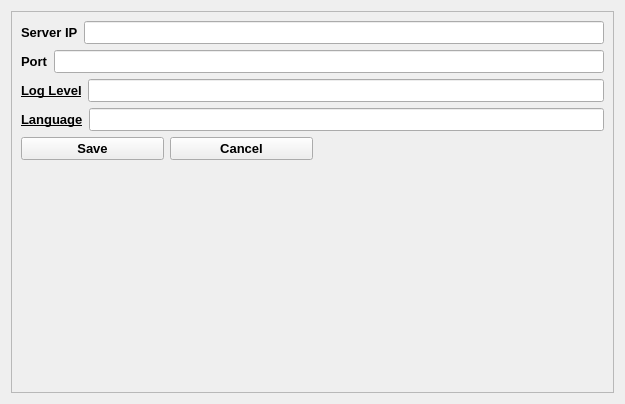
Qt form User_app/src/config/config_widget.ui (edugaidano/Little-Social-Network) before a commit.
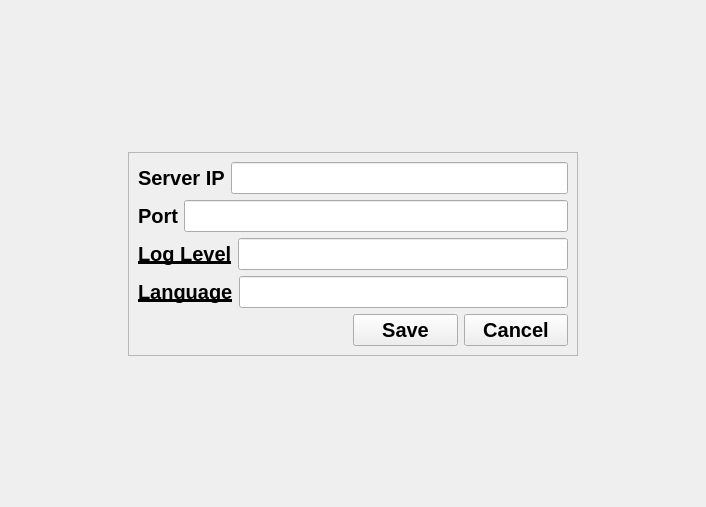
The same form after that commit.

```diff
--- a/User_app/src/config/config_widget.ui
+++ b/User_app/src/config/config_widget.ui
@@ -6,20 +6,20 @@
    <rect>
     <x>0</x>
     <y>0</y>
-    <width>625</width>
-    <height>404</height>
+    <width>706</width>
+    <height>507</height>
    </rect>
   </property>
   <property name="windowTitle">
    <string notr="true">Form</string>
   </property>
   <layout class="QGridLayout" name="gridLayout">
-   <item row="0" column="0">
+   <item row="1" column="1">
     <widget class="QFrame" name="generalFrame">
-     <property name="maximumSize">
+     <property name="minimumSize">
       <size>
-       <width>1000</width>
-       <height>16777215</height>
+       <width>450</width>
+       <height>0</height>
       </size>
      </property>
      <property name="frameShape">
@@ -36,7 +36,7 @@
           <property name="font">
            <font>
             <family>Arial</family>
-            <pointsize>10</pointsize>
+            <pointsize>15</pointsize>
             <bold>true</bold>
            </font>
           </property>
@@ -53,7 +53,7 @@
           <property name="font">
            <font>
             <family>Arial</family>
-            <pointsize>10</pointsize>
+            <pointsize>15</pointsize>
            </font>
           </property>
          </widget>
@@ -67,7 +67,7 @@
           <property name="font">
            <font>
             <family>Arial</family>
-            <pointsize>10</pointsize>
+            <pointsize>15</pointsize>
             <bold>true</bold>
            </font>
           </property>
@@ -81,7 +81,7 @@
           <property name="font">
            <font>
             <family>Arial</family>
-            <pointsize>10</pointsize>
+            <pointsize>15</pointsize>
            </font>
           </property>
          </widget>
@@ -95,7 +95,7 @@
           <property name="font">
            <font>
             <family>Arial</family>
-            <pointsize>10</pointsize>
+            <pointsize>15</pointsize>
             <bold>true</bold>
             <underline>true</underline>
            </font>
@@ -113,7 +113,7 @@
           <property name="font">
            <font>
             <family>Arial</family>
-            <pointsize>10</pointsize>
+            <pointsize>15</pointsize>
            </font>
           </property>
          </widget>
@@ -127,7 +127,7 @@
           <property name="font">
            <font>
             <family>Arial</family>
-            <pointsize>10</pointsize>
+            <pointsize>15</pointsize>
             <bold>true</bold>
             <underline>true</underline>
            </font>
@@ -145,7 +145,7 @@
           <property name="font">
            <font>
             <family>Arial</family>
-            <pointsize>10</pointsize>
+            <pointsize>15</pointsize>
            </font>
           </property>
          </widget>
@@ -154,6 +154,19 @@
       </item>
       <item>
        <layout class="QHBoxLayout" name="optionsLayout">
+        <item>
+         <spacer name="horizontalSpacer">
+          <property name="orientation">
+           <enum>Qt::Orientation::Horizontal</enum>
+          </property>
+          <property name="sizeHint" stdset="0">
+           <size>
+            <width>40</width>
+            <height>20</height>
+           </size>
+          </property>
+         </spacer>
+        </item>
         <item>
          <layout class="QHBoxLayout" name="buttonsLayout">
           <item>
@@ -167,7 +180,7 @@
             <property name="font">
              <font>
               <family>Arial</family>
-              <pointsize>10</pointsize>
+              <pointsize>15</pointsize>
               <bold>true</bold>
              </font>
             </property>
@@ -187,7 +200,7 @@
             <property name="font">
              <font>
               <family>Arial</family>
-              <pointsize>10</pointsize>
+              <pointsize>15</pointsize>
               <bold>true</bold>
              </font>
             </property>
@@ -198,37 +211,63 @@
           </item>
          </layout>
         </item>
-        <item>
-         <spacer name="horizontalSpacer">
-          <property name="orientation">
-           <enum>Qt::Orientation::Horizontal</enum>
-          </property>
-          <property name="sizeHint" stdset="0">
-           <size>
-            <width>40</width>
-            <height>20</height>
-           </size>
-          </property>
-         </spacer>
-        </item>
        </layout>
       </item>
-      <item>
-       <spacer name="verticalSpacer">
-        <property name="orientation">
-         <enum>Qt::Orientation::Vertical</enum>
-        </property>
-        <property name="sizeHint" stdset="0">
-         <size>
-          <width>20</width>
-          <height>40</height>
-         </size>
-        </property>
-       </spacer>
-      </item>
      </layout>
     </widget>
    </item>
+   <item row="2" column="1">
+    <spacer name="verticalSpacer_D">
+     <property name="orientation">
+      <enum>Qt::Orientation::Vertical</enum>
+     </property>
+     <property name="sizeHint" stdset="0">
+      <size>
+       <width>20</width>
+       <height>40</height>
+      </size>
+     </property>
+    </spacer>
+   </item>
+   <item row="1" column="2">
+    <spacer name="horizontalSpacer_R">
+     <property name="orientation">
+      <enum>Qt::Orientation::Horizontal</enum>
+     </property>
+     <property name="sizeHint" stdset="0">
+      <size>
+       <width>40</width>
+       <height>20</height>
+      </size>
+     </property>
+    </spacer>
+   </item>
+   <item row="0" column="1">
+    <spacer name="verticalSpacer_T">
+     <property name="orientation">
+      <enum>Qt::Orientation::Vertical</enum>
+     </property>
+     <property name="sizeHint" stdset="0">
+      <size>
+       <width>20</width>
+       <height>40</height>
+      </size>
+     </property>
+    </spacer>
+   </item>
+   <item row="1" column="0">
+    <spacer name="horizontalSpacer_L">
+     <property name="orientation">
+      <enum>Qt::Orientation::Horizontal</enum>
+     </property>
+     <property name="sizeHint" stdset="0">
+      <size>
+       <width>40</width>
+       <height>20</height>
+      </size>
+     </property>
+    </spacer>
+   </item>
   </layout>
  </widget>
  <resources/>
```
